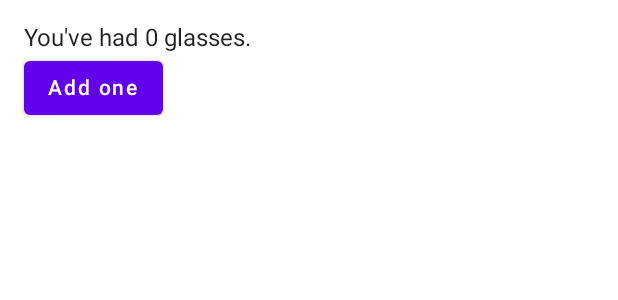
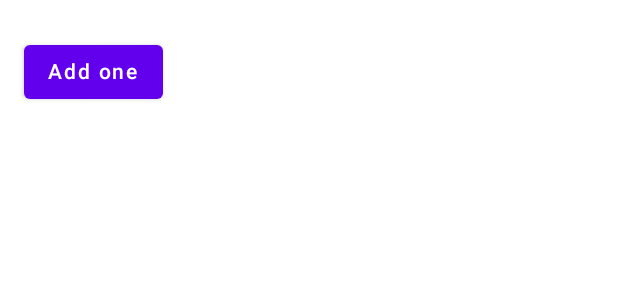
Before and after one commit to jmartinal/Compose_04_State, an Android app built with Jetpack Compose: the @Preview function WaterCounterLight, on a phone screen of 412 x 824 dp. Shown: the top 300 px of the screen. Run offline under Robolectric (Android 15) with nearby library versions, the phone set to English and light mode, and no system bars.

Commit message:
Made the UI state driven by adding/removing composables depending on count's value

```diff
--- a/app/src/main/java/com/example/compose04state/ui/widget/WaterCounter.kt
+++ b/app/src/main/java/com/example/compose04state/ui/widget/WaterCounter.kt
@@ -16,8 +16,14 @@ import com.example.compose04state.ui.theme.Compose04StateTheme
 fun WaterCounter(modifier: Modifier = Modifier) {
     var count by remember { mutableStateOf(0) }
     Column(modifier = modifier.padding(16.dp)) {
-        Text(text = "You've had $count glasses.")
-        Button(onClick = { count++ }) {
+        if (count > 0) {
+            Text(text = "You've had $count glasses.")
+        }
+        Button(
+            onClick = { count++ },
+            enabled = count < 10,
+            modifier = modifier.padding(top = 8.dp)
+        ) {
             Text(text = "Add one")
         }
     }
```
